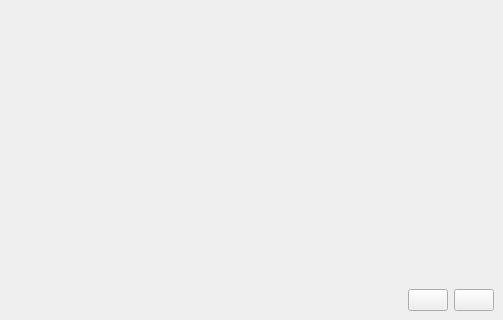
Before: the Qt Designer form UI/dreamy.ui in textbrowser/dreamy, drawn with Qt 5; both pictures show x 0 to 503 and y 180 to 500 of the 503 by 500 pixel window.
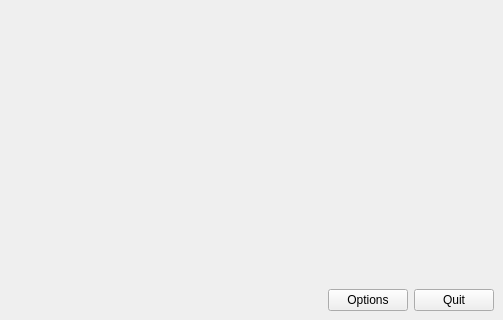
After: the same form once the commit is applied. Icons and pictures are not drawn. Custom widgets are drawn as their Qt base class.

Commit message: Exit option.

Patch:
```diff
--- a/UI/dreamy.ui
+++ b/UI/dreamy.ui
@@ -120,14 +120,14 @@
          <string>Floating Menu</string>
         </property>
         <property name="text">
-         <string/>
+         <string>Options</string>
         </property>
        </widget>
       </item>
       <item>
        <widget class="QPushButton" name="quit">
         <property name="text">
-         <string/>
+         <string>Quit</string>
         </property>
        </widget>
       </item>
```
Left out of the diff: 3 changed lines with no effect on the pictures. The commit also changes 1 other file.
